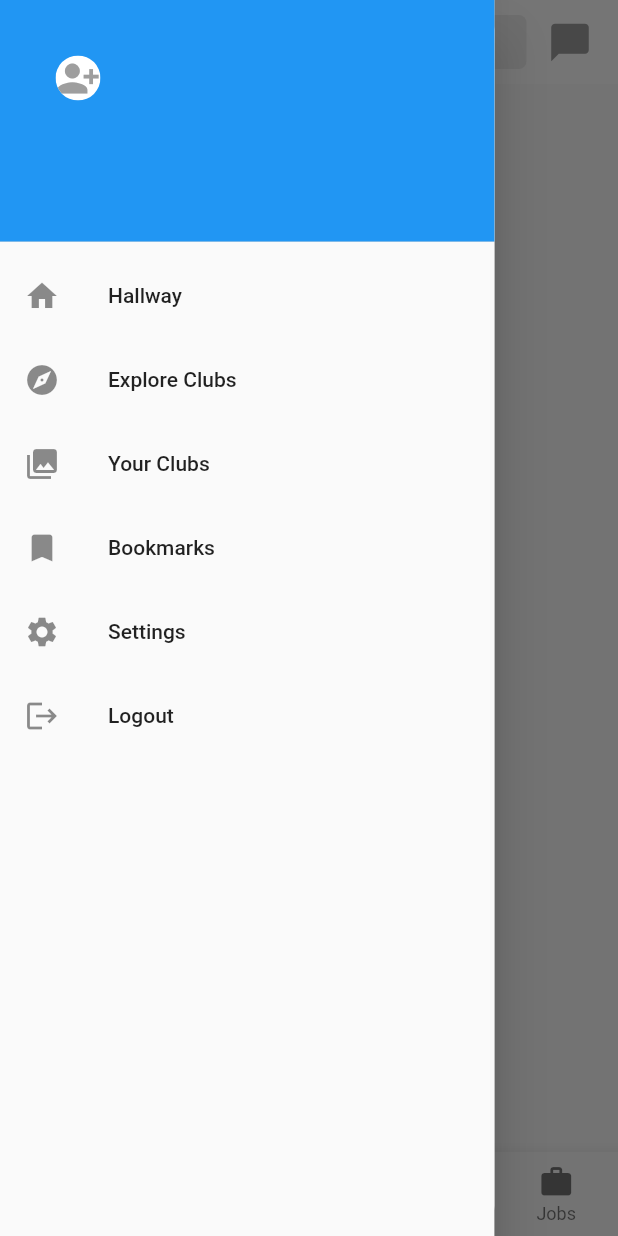
After one commit to walid-hamdi/Comminq_mobile, a Flutter app: the HomeView screen opened by its route, with the side drawer open, on a phone screen of 412 x 824 dp. The commit adds this screen. Run offline on Flutter 3.47's test engine with Material 2 defaults, Android fonts, the phone set to English and light mode, and no system bars; our stand-ins replace connectivity_plus, dio, flutter_secure_storage, google_sign_in, image_picker, sentry_flutter; accounts and stored records are empty; network calls fail.

Commit message:
Refactor home ,settings and add edit photo

```diff
--- a/lib/environment.dart
+++ b/lib/environment.dart
@@ -1,5 +1,17 @@
+// import 'dart:io';
+
 class Environment {
-  static const endPoint = String.fromEnvironment('ENDPOINT');
-  static const clientId = String.fromEnvironment('CLIENT_ID');
-  static const sentryDsn = String.fromEnvironment('SENTRY_DSN');
+  // static const endPoint = String.fromEnvironment('ENDPOINT');
+  // static const clientId = String.fromEnvironment('CLIENT_ID');
+  // static const sentryDsn = String.fromEnvironment('SENTRY_DSN');
+
+  static const endPoint = "https://comminq-backend.onrender.com/";
+  static const clientId =
+      "727394150291-iume5lis17683510qa9u2p9kpckmpnd9.apps.googleusercontent.com";
+  static const sentryDsn =
+      "https://c913b1b5d4c246549724481b20da48a6@o1298002.ingest.sentry.io/4505317333270528";
+
+  // static final endPoint = Platform.environment['ENDPOINT'];
+  // static final clientId = Platform.environment['CLIENT_ID'];
+  // static final sentryDsn = Platform.environment['SENTRY_DSN'];
 }
--- a/lib/models/user_profile.dart
+++ b/lib/models/user_profile.dart
@@ -2,14 +2,14 @@ class UserProfile {
   final String id;
   final String username;
   final String email;
-  final String? password;
+  final String password;
   final String picture;
 
   UserProfile({
     required this.id,
     required this.username,
     required this.email,
-    this.password,
+    required this.password,
     required this.picture,
   });
 }
--- a/lib/services/http_service.dart
+++ b/lib/services/http_service.dart
@@ -42,8 +42,7 @@ class HttpService<TProfile, TAuth> {
     return userProfile;
   }
 
-  Future<Response<TProfile>> updateProfile(
-      String? id, Map<String, dynamic> data) {
+  Future<Response<TProfile>> updateProfile(String? id, TProfile data) {
     return _client.patch<TProfile>('$endpoint/$id', data: data);
   }
 
--- /dev/null
+++ b/lib/services/internet_connectivity.dart
@@ -0,0 +1,18 @@
+import 'package:connectivity_plus/connectivity_plus.dart';
+
+import '../utils/dialog_utils.dart';
+
+class InternetConnectivity {
+  static Future<bool> checkConnectivity(context) async {
+    final connectivityResult = await Connectivity().checkConnectivity();
+    if (connectivityResult == ConnectivityResult.none) {
+      showErrorDialog(
+        context: context,
+        title: "No Internet Connection",
+        content: "Please check your internet connection and try again.",
+      );
+      return false;
+    }
+    return true;
+  }
+}
--- /dev/null
+++ b/lib/widgets/common/custom_avatar.dart
@@ -0,0 +1,30 @@
+import 'package:flutter/material.dart';
+
+class CustomAvatar extends StatelessWidget {
+  final String? profilePicture;
+  final bool hasProfilePicture;
+
+  const CustomAvatar({
+    Key? key,
+    required this.profilePicture,
+    required this.hasProfilePicture,
+  }) : super(key: key);
+
+  @override
+  Widget build(BuildContext context) {
+    return ClipOval(
+      child: Container(
+        color: Colors.white,
+        child: hasProfilePicture
+            ? Image.network(
+                profilePicture!,
+              )
+            : const Icon(
+                Icons.person_add_alt_1,
+                size: 30,
+                color: Colors.grey,
+              ),
+      ),
+    );
+  }
+}
--- /dev/null
+++ b/lib/widgets/drawer/drawer_widget.dart
@@ -0,0 +1,115 @@
+import 'package:flutter/material.dart';
+
+import '../../../models/user_profile.dart';
+import '../../utils/helpers.dart';
+import '../common/custom_avatar.dart';
+
+class DrawerWidget extends StatelessWidget {
+  final UserProfile? userProfile;
+  final String? profilePicture;
+  final bool hasProfilePicture;
+  final VoidCallback? onSettingsPressed;
+  final VoidCallback? onLogoutPressed;
+
+  const DrawerWidget({
+    Key? key,
+    required this.userProfile,
+    required this.profilePicture,
+    required this.hasProfilePicture,
+    this.onSettingsPressed,
+    this.onLogoutPressed,
+  }) : super(key: key);
+
+  @override
+  Widget build(BuildContext context) {
+    return Container(
+      width: MediaQuery.of(context).size.width * 0.8,
+      decoration: const BoxDecoration(
+        color: Colors.white,
+        borderRadius: BorderRadius.only(
+          topRight: Radius.circular(20),
+          bottomRight: Radius.circular(20),
+        ),
+      ),
+      child: Drawer(
+        child: ListView(
+          padding: EdgeInsets.zero,
+          children: [
+            UserAccountsDrawerHeader(
+              decoration: const BoxDecoration(
+                color: Colors.blue,
+              ),
+              accountName: Padding(
+                padding: const EdgeInsets.only(top: 16.0),
+                child: Text(
+                  capitalizeFirstLetter(
+                    userProfile?.username ?? '',
+                  ),
+                  style: const TextStyle(
+                    fontWeight: FontWeight.bold,
+                    fontSize: 18,
+                  ),
+                ),
+              ),
+              accountEmail: Text(
+                userProfile?.email ?? '',
+                style: const TextStyle(
+                  fontSize: 16,
+                ),
+              ),
+              currentAccountPicture: GestureDetector(
+                onTap: () {
+                  // Open user profile
+                },
+                child: Center(
+                  child: CustomAvatar(
+                    profilePicture: profilePicture,
+                    hasProfilePicture: hasProfilePicture,
+                  ),
+                ),
+              ),
+            ),
+            ListTile(
+              leading: const Icon(Icons.home),
+              title: const Text('Hallway'),
+              onTap: () {
+                // Handle Hallway item tap
+              },
+            ),
+            ListTile(
+              leading: const Icon(Icons.explore),
+              title: const Text('Explore Clubs'),
+              onTap: () {
+                // Handle Explore Clubs item tap
+              },
+            ),
+            ListTile(
+              leading: const Icon(Icons.collections),
+              title: const Text('Your Clubs'),
+              onTap: () {
+                // Handle Your Clubs item tap
+              },
+            ),
+            ListTile(
+              leading: const Icon(Icons.bookmark),
+              title: const Text('Bookmarks'),
+              onTap: () {
+                // Handle Bookmarks item tap
+              },
+            ),
+            ListTile(
+              leading: const Icon(Icons.settings),
+              title: const Text('Settings'),
+              onTap: onSettingsPressed,
+            ),
+            ListTile(
+              leading: const Icon(Icons.logout),
+              title: const Text('Logout'),
+              onTap: onLogoutPressed,
+            ),
+          ],
+        ),
+      ),
+    );
+  }
+}
--- a/pubspec.yaml
+++ b/pubspec.yaml
@@ -16,6 +16,7 @@ dependencies:
   flutter_secure_storage: ^8.0.0
   sentry_flutter: ^7.7.0
   connectivity_plus: ^4.0.1
+  image_picker: ^0.8.9
 
 dev_dependencies:
   flutter_test:
```
Also changed, not shown: lib/utils/helpers.dart (+7 -0 lines), lib/views/auth/login/login_view.dart (+33 -36 lines), lib/views/auth/register/register_view.dart (+11 -25 lines), lib/views/auth/settings/settings_view.dart (+89 -58 lines), lib/views/home/home_view.dart (+43 -121 lines), lib/widgets/google_button/google_button.dart (+11 -18 lines), pubspec.lock, 8 other files.
